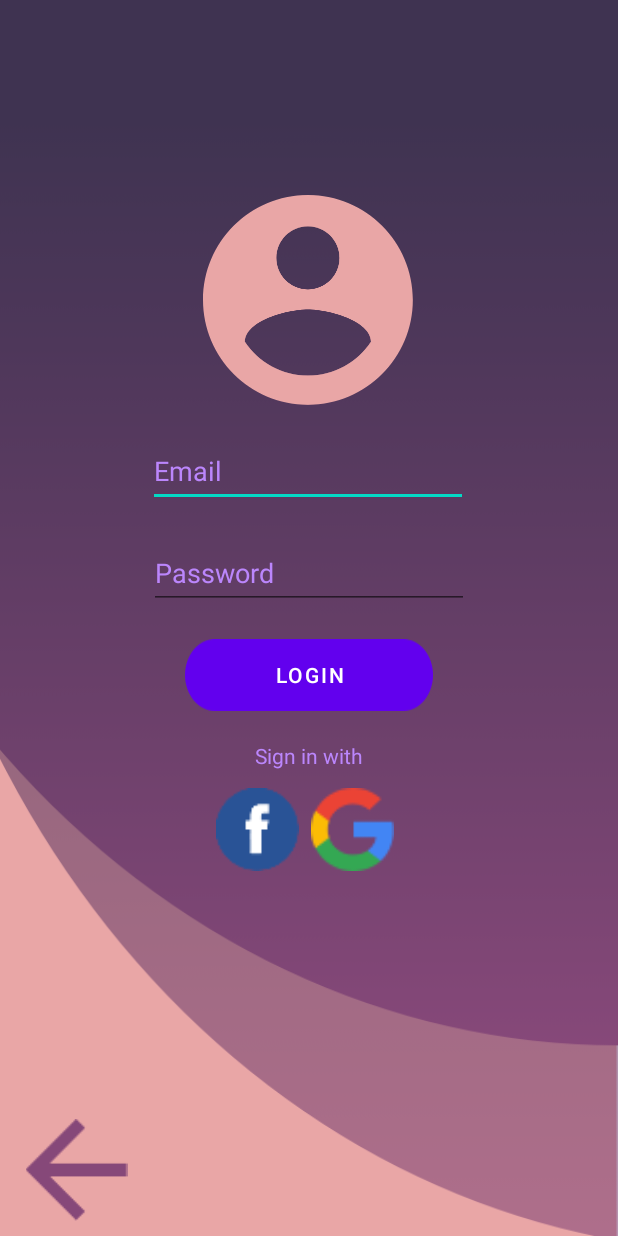
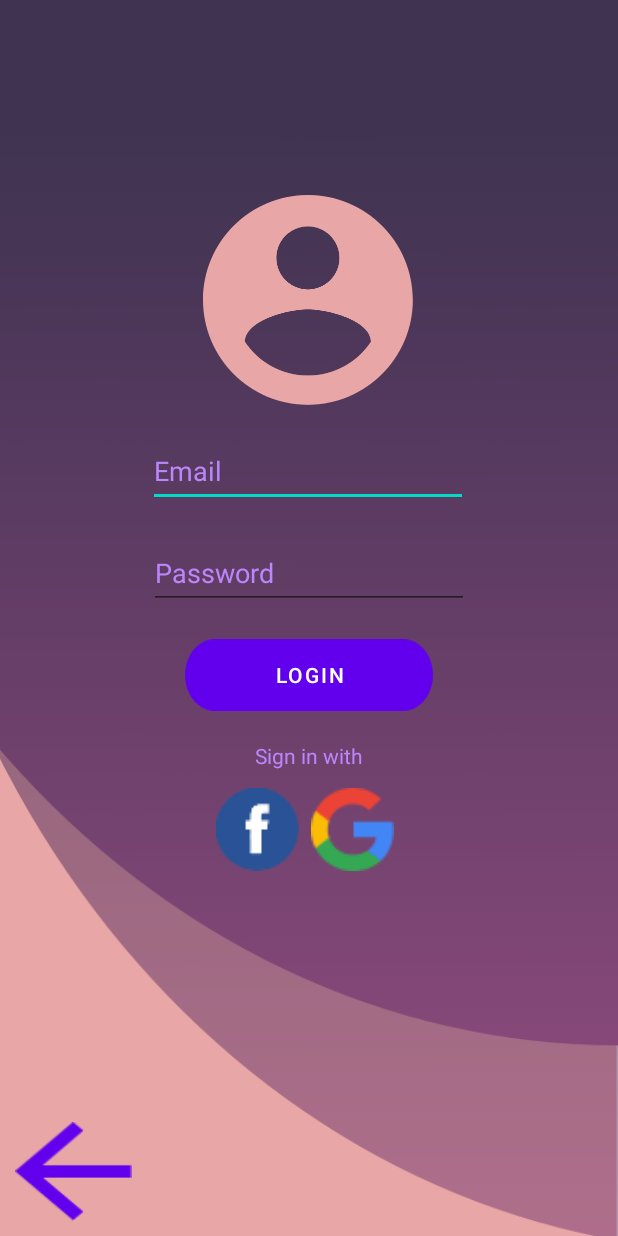
Before and after one commit to JihadSalameh/Snare, an Android app: the LoginActivity screen opened directly, with no data from a screen before it, on a phone screen of 412 x 824 dp. Run offline under Robolectric (Android 15) with nearby library versions, the phone set to English and light mode, and no system bars; our stand-ins replace Firebase (no records; nobody signed in at launch, a user with empty details on screens opened directly).

Commit message:
back button in login page

```diff
--- a/app/build.gradle
+++ b/app/build.gradle
@@ -34,6 +34,7 @@ dependencies {
     implementation 'com.google.android.material:material:1.7.0'
     implementation 'androidx.constraintlayout:constraintlayout:2.1.4'
     implementation 'com.google.firebase:firebase-auth:21.1.0'
+    implementation 'com.google.android.gms:play-services-auth:20.3.0'
     testImplementation 'junit:junit:4.13.2'
     androidTestImplementation 'androidx.test.ext:junit:1.1.3'
     androidTestImplementation 'androidx.test.espresso:espresso-core:3.4.0'
--- a/app/src/main/AndroidManifest.xml
+++ b/app/src/main/AndroidManifest.xml
@@ -13,9 +13,6 @@
         android:supportsRtl="true"
         android:theme="@style/Theme.Snare"
         tools:targetApi="31">
-        <activity
-            android:name=".exp"
-            android:exported="false" />
         <activity
             android:name=".StartActivity"
             android:exported="false" />
--- a/app/src/main/java/com/example/snare/LoginActivity.java
+++ b/app/src/main/java/com/example/snare/LoginActivity.java
@@ -8,6 +8,7 @@ import android.os.Bundle;
 import android.view.View;
 import android.widget.Button;
 import android.widget.EditText;
+import android.widget.ImageView;
 import android.widget.Toast;
 
 import com.google.android.gms.tasks.OnFailureListener;
@@ -20,6 +21,9 @@ public class LoginActivity extends AppCompatActivity {
     private EditText email;
     private EditText password;
     private Button login;
+    private Button back;
+    private ImageView google_img;
+
     private FirebaseAuth auth;
 
     @Override
@@ -30,6 +34,8 @@ public class LoginActivity extends AppCompatActivity {
         email = findViewById(R.id.email_Txt);
         password = findViewById(R.id.password_Txt);
         login = findViewById(R.id.login_Btn);
+        back = findViewById(R.id.backToMainBtn);
+        google_img = findViewById(R.id.googleSignIn);
 
         auth = FirebaseAuth.getInstance();
 
@@ -39,6 +45,21 @@ public class LoginActivity extends AppCompatActivity {
                 String email_txt = email.getText().toString();
                 String password_txt = password.getText().toString();
                 LoginUser(email_txt, password_txt);
+            }
+        });
+
+        back.setOnClickListener(new View.OnClickListener() {
+            @Override
+            public void onClick(View v) {
+                startActivity(new Intent(LoginActivity.this, MainActivity.class));
+                finish();
+            }
+        });
+
+        google_img.setOnClickListener(new View.OnClickListener() {
+            @Override
+            public void onClick(View v) {
+                System.out.println("edit here");
             }
         });
     }
--- a/app/src/main/res/layout/activity_login.xml
+++ b/app/src/main/res/layout/activity_login.xml
@@ -26,16 +26,6 @@
         app:layout_constraintStart_toEndOf="@+id/facebookSignIn"
         app:layout_constraintTop_toBottomOf="@+id/textView"
         app:srcCompat="@drawable/googleicon" />
-
-    <ImageView
-        android:id="@+id/signinBackBtn"
-        android:layout_width="82dp"
-        android:layout_height="68dp"
-        android:layout_marginStart="10dp"
-        android:layout_marginBottom="10dp"
-        app:layout_constraintBottom_toBottomOf="parent"
-        app:layout_constraintStart_toStartOf="parent"
-        app:srcCompat="@drawable/ic_arrow_back_24px" />
 
     <ImageView
         android:id="@+id/imageView"
@@ -99,4 +89,15 @@
         app:layout_constraintStart_toStartOf="parent"
         app:layout_constraintTop_toBottomOf="@+id/login_Btn" />
 
+    <Button
+        android:id="@+id/backToMainBtn"
+        android:layout_width="78dp"
+        android:layout_height="66dp"
+        android:layout_marginStart="10dp"
+        android:layout_marginBottom="10dp"
+        android:background="@drawable/ic_arrow_back_24px"
+        app:layout_constraintBottom_toBottomOf="parent"
+        app:layout_constraintStart_toStartOf="parent"
+        tools:ignore="SpeakableTextPresentCheck" />
+
 </androidx.constraintlayout.widget.ConstraintLayout>
--- a/app/src/main/res/values/strings.xml
+++ b/app/src/main/res/values/strings.xml
@@ -1,3 +1,4 @@
 <resources>
     <string name="app_name">Snare</string>
+    <string name="server_client_id">WEB CLIENT ID</string>
 </resources>
```
